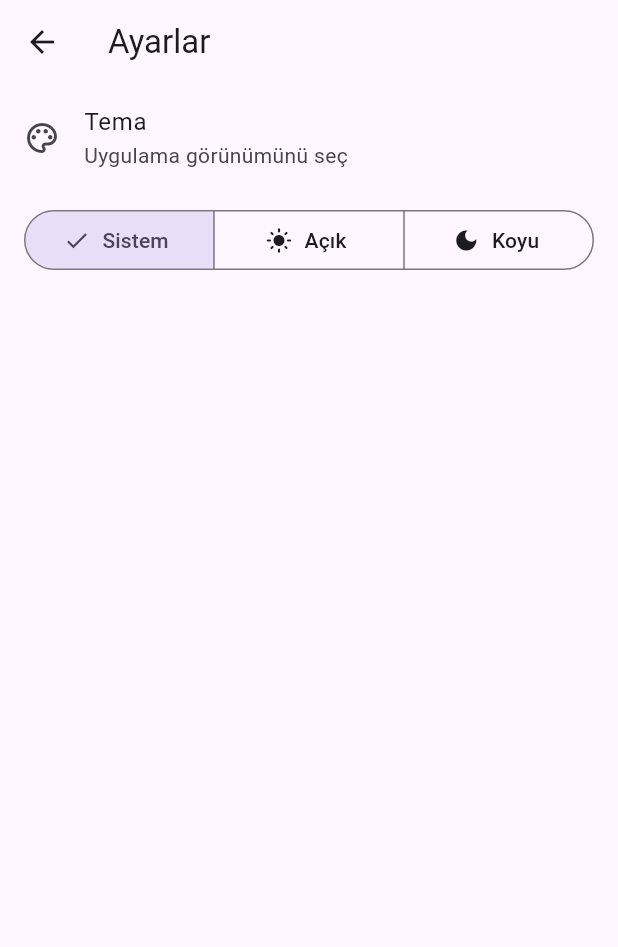
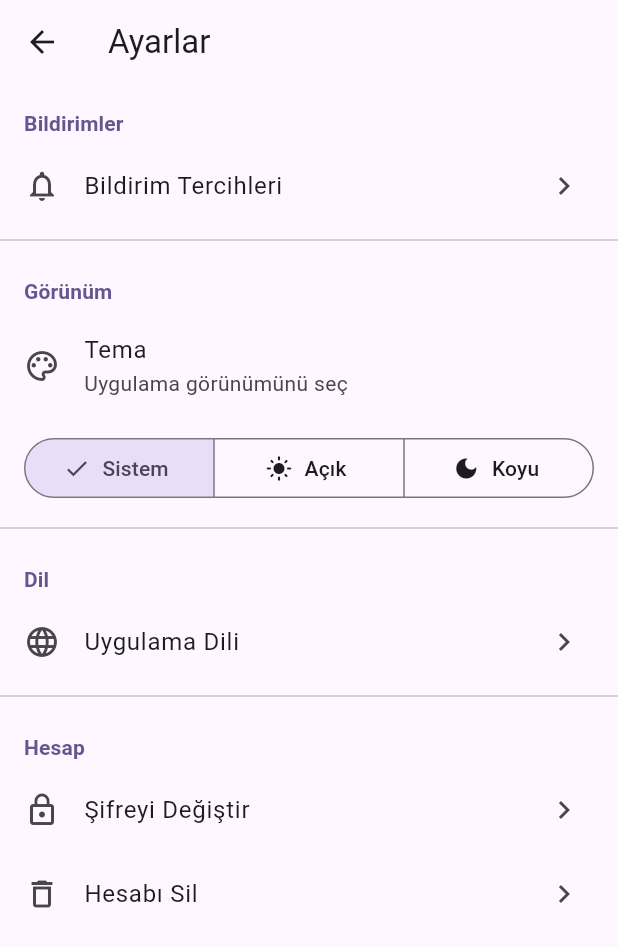
Before and after one commit to onuryr/hadi-app, a Flutter app: the SettingsScreen screen opened directly, on a phone screen of 412 x 824 dp. Shown: the top 947 px of the screen. Run offline on Flutter 3.47's test engine with Material 3 defaults, Android fonts, the phone set to English and light mode, and no system bars; our stand-ins replace app_links, cached_network_image, firebase_core, firebase_messaging, flutter_local_notifications, geocoding and 6 more; accounts and stored records are empty.

Commit message:
feat(HAD-48): Settings ekranı scaffold - 4 bölüm (Bildirimler, Görünüm, Dil, Hesap)
Bildirimler, Dil ve Hesap bölümleri placeholder olarak eklendi;
mevcut Görünüm (tema) bölümü korundu. Her bölüm başlık ve Divider ile ayrılır.

Co-Authored-By: Paperclip <noreply@paperclip.ing>

```diff
--- a/lib/screens/settings_screen.dart
+++ b/lib/screens/settings_screen.dart
@@ -12,6 +12,15 @@ class SettingsScreen extends StatelessWidget {
         listenable: themeNotifier,
         builder: (context, _) => ListView(
           children: [
+            _SectionHeader(title: 'Bildirimler'),
+            // TODO(HAD-52): Bildirim tercihleri toggle UI ve API entegrasyonu
+            const ListTile(
+              leading: Icon(Icons.notifications_outlined),
+              title: Text('Bildirim Tercihleri'),
+              trailing: Icon(Icons.chevron_right),
+            ),
+            const Divider(),
+            _SectionHeader(title: 'Görünüm'),
             const ListTile(
               leading: Icon(Icons.palette_outlined),
               title: Text('Tema'),
@@ -41,9 +50,51 @@ class SettingsScreen extends StatelessWidget {
                 onSelectionChanged: (modes) => themeNotifier.setMode(modes.first),
               ),
             ),
+            const Divider(),
+            _SectionHeader(title: 'Dil'),
+            // TODO: Dil seçimi — uygulama dilini değiştir
+            const ListTile(
+              leading: Icon(Icons.language_outlined),
+              title: Text('Uygulama Dili'),
+              trailing: Icon(Icons.chevron_right),
+            ),
+            const Divider(),
+            _SectionHeader(title: 'Hesap'),
+            // TODO: Şifre değiştirme akışı
+            const ListTile(
+              leading: Icon(Icons.lock_outline),
+              title: Text('Şifreyi Değiştir'),
+              trailing: Icon(Icons.chevron_right),
+            ),
+            // TODO: Hesap silme akışı (HAD-44 kapsamı)
+            const ListTile(
+              leading: Icon(Icons.delete_outline),
+              title: Text('Hesabı Sil'),
+              trailing: Icon(Icons.chevron_right),
+            ),
           ],
         ),
       ),
     );
   }
 }
+
+class _SectionHeader extends StatelessWidget {
+  const _SectionHeader({required this.title});
+
+  final String title;
+
+  @override
+  Widget build(BuildContext context) {
+    return Padding(
+      padding: const EdgeInsets.fromLTRB(16, 16, 16, 4),
+      child: Text(
+        title,
+        style: Theme.of(context).textTheme.labelLarge?.copyWith(
+              color: Theme.of(context).colorScheme.primary,
+              fontWeight: FontWeight.bold,
+            ),
+      ),
+    );
+  }
+}
```
